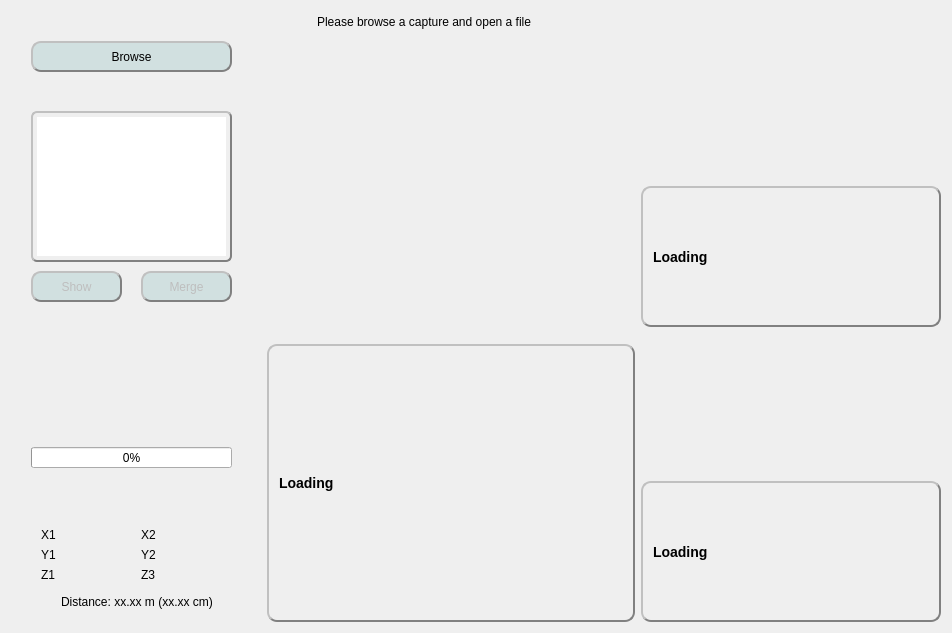
Old version of the form Viewer/ViewerExplorer/mainwindow.ui in the repository JulienAndre26/Modelisation-3D-par-Kinect.
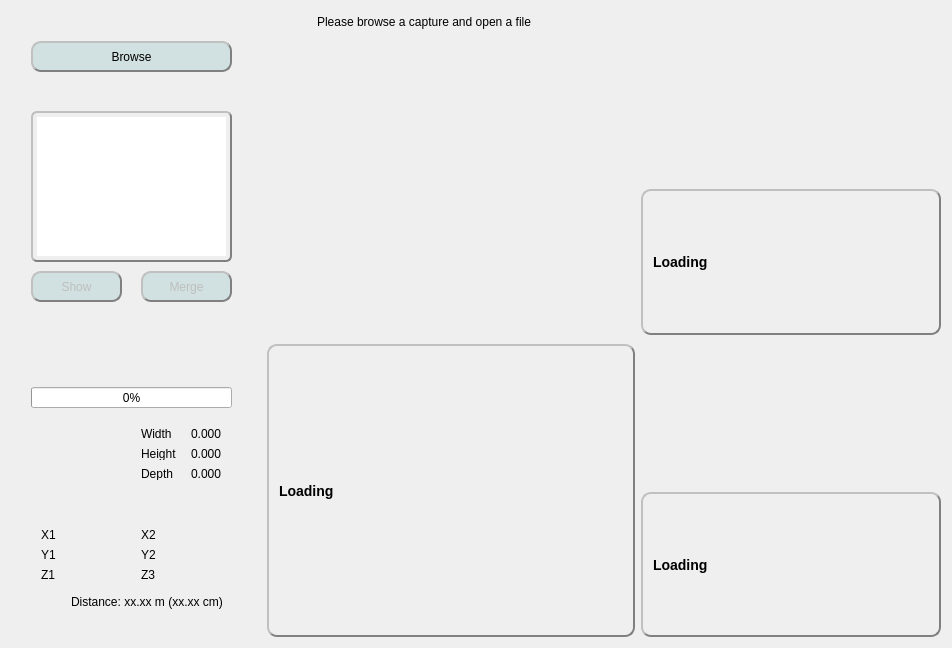
New version of the form. Icons and pictures are not drawn. Custom widgets are drawn as their Qt base class.

Commit message: [UPDATE] update view with compass logo + bounding box metrics + update processor to take different point cloud type

What changed in the file:
```diff
--- a/Viewer/ViewerExplorer/mainwindow.ui
+++ b/Viewer/ViewerExplorer/mainwindow.ui
@@ -7,7 +7,7 @@
     <x>0</x>
     <y>0</y>
     <width>952</width>
-    <height>632</height>
+    <height>647</height>
    </rect>
   </property>
   <property name="maximumSize">
@@ -193,7 +193,7 @@
          </layout>
         </item>
         <item>
-         <widget class="QVTKWidget" name="qvtkWidget3D" native="true">
+         <widget class="QVTKWidget" name="qvtkWidget3D">
           <property name="minimumSize">
            <size>
             <width>300</width>
@@ -360,7 +360,7 @@
          </layout>
         </item>
         <item>
-         <widget class="QVTKWidget" name="qvtkWidgetLateral" native="true">
+         <widget class="QVTKWidget" name="qvtkWidgetLateral">
           <property name="minimumSize">
            <size>
             <width>100</width>
@@ -413,7 +413,7 @@
          </widget>
         </item>
         <item>
-         <widget class="QVTKWidget" name="qvtkWidgetPlan" native="true">
+         <widget class="QVTKWidget" name="qvtkWidgetPlan">
           <property name="minimumSize">
            <size>
             <width>100</width>
@@ -474,13 +474,13 @@
           <property name="minimumSize">
            <size>
             <width>250</width>
-            <height>340</height>
+            <height>300</height>
            </size>
           </property>
           <property name="maximumSize">
            <size>
             <width>250</width>
-            <height>340</height>
+            <height>300</height>
            </size>
           </property>
           <widget class="QListWidget" name="listWidget">
@@ -708,20 +708,20 @@
           <property name="minimumSize">
            <size>
             <width>250</width>
-            <height>245</height>
+            <height>300</height>
            </size>
           </property>
           <property name="maximumSize">
            <size>
             <width>250</width>
-            <height>225</height>
+            <height>300</height>
            </size>
           </property>
           <widget class="QLabel" name="lbPin1">
            <property name="geometry">
             <rect>
              <x>50</x>
-             <y>110</y>
+             <y>160</y>
              <width>41</width>
              <height>31</height>
             </rect>
@@ -737,7 +737,7 @@
            <property name="geometry">
             <rect>
              <x>130</x>
-             <y>160</y>
+             <y>210</y>
              <width>81</width>
              <height>16</height>
             </rect>
@@ -756,7 +756,7 @@
            <property name="geometry">
             <rect>
              <x>30</x>
-             <y>140</y>
+             <y>190</y>
              <width>81</width>
              <height>16</height>
             </rect>
@@ -775,7 +775,7 @@
            <property name="geometry">
             <rect>
              <x>20</x>
-             <y>40</y>
+             <y>30</y>
              <width>201</width>
              <height>16</height>
             </rect>
@@ -793,8 +793,8 @@
           <widget class="QLabel" name="lbDistance">
            <property name="geometry">
             <rect>
-             <x>50</x>
-             <y>205</y>
+             <x>60</x>
+             <y>255</y>
              <width>210</width>
              <height>20</height>
             </rect>
@@ -813,7 +813,7 @@
            <property name="geometry">
             <rect>
              <x>10</x>
-             <y>198</y>
+             <y>248</y>
              <width>41</width>
              <height>31</height>
             </rect>
@@ -829,7 +829,7 @@
            <property name="geometry">
             <rect>
              <x>30</x>
-             <y>180</y>
+             <y>230</y>
              <width>81</width>
              <height>16</height>
             </rect>
@@ -848,7 +848,7 @@
            <property name="geometry">
             <rect>
              <x>130</x>
-             <y>180</y>
+             <y>230</y>
              <width>81</width>
              <height>16</height>
             </rect>
@@ -867,7 +867,7 @@
            <property name="geometry">
             <rect>
              <x>130</x>
-             <y>140</y>
+             <y>190</y>
              <width>81</width>
              <height>16</height>
             </rect>
@@ -886,7 +886,7 @@
            <property name="geometry">
             <rect>
              <x>30</x>
-             <y>160</y>
+             <y>210</y>
              <width>81</width>
              <height>16</height>
             </rect>
@@ -905,7 +905,7 @@
            <property name="geometry">
             <rect>
              <x>20</x>
-             <y>60</y>
+             <y>50</y>
              <width>201</width>
              <height>21</height>
             </rect>
@@ -924,7 +924,7 @@
            <property name="geometry">
             <rect>
              <x>150</x>
-             <y>110</y>
+             <y>160</y>
              <width>41</width>
              <height>31</height>
             </rect>
@@ -936,6 +936,107 @@
             <set>Qt::AlignCenter</set>
            </property>
           </widget>
+          <widget class="QWidget" name="wdgBoxSize" native="true">
+           <property name="geometry">
+            <rect>
+             <x>10</x>
+             <y>80</y>
+             <width>230</width>
+             <height>70</height>
+            </rect>
+           </property>
+           <widget class="QLabel" name="lbCompass">
+            <property name="geometry">
+             <rect>
+              <x>10</x>
+              <y>10</y>
+              <width>50</width>
+              <height>50</height>
+             </rect>
+            </property>
+            <property name="text">
+             <string/>
+            </property>
+           </widget>
+           <widget class="QLabel" name="lbWidth">
+            <property name="geometry">
+             <rect>
+              <x>120</x>
+              <y>10</y>
+              <width>47</width>
+              <height>13</height>
+             </rect>
+            </property>
+            <property name="text">
+             <string>Width</string>
+            </property>
+           </widget>
+           <widget class="QLabel" name="lbWidthValue">
+            <property name="geometry">
+             <rect>
+              <x>170</x>
+              <y>10</y>
+              <width>47</width>
+              <height>13</height>
+             </rect>
+            </property>
+            <property name="text">
+             <string>0.000</string>
+            </property>
+           </widget>
+           <widget class="QLabel" name="lbHeight">
+            <property name="geometry">
+             <rect>
+              <x>120</x>
+              <y>30</y>
+              <width>47</width>
+              <height>13</height>
+             </rect>
+            </property>
+            <property name="text">
+             <string>Height</string>
+            </property>
+           </widget>
+           <widget class="QLabel" name="lbHeightValue">
+            <property name="geometry">
+             <rect>
+              <x>170</x>
+              <y>30</y>
+              <width>47</width>
+              <height>13</height>
+             </rect>
+            </property>
+            <property name="text">
+             <string>0.000</string>
+            </property>
+           </widget>
+           <widget class="QLabel" name="lbDepthValue">
+            <property name="geometry">
+             <rect>
+              <x>170</x>
+              <y>50</y>
+              <width>47</width>
+              <height>13</height>
+             </rect>
+            </property>
+            <property name="text">
+             <string>0.000</string>
+            </property>
+           </widget>
+           <widget class="QLabel" name="lbDepth">
+            <property name="geometry">
+             <rect>
+              <x>120</x>
+              <y>50</y>
+              <width>47</width>
+              <height>13</height>
+             </rect>
+            </property>
+            <property name="text">
+             <string>Depth</string>
+            </property>
+           </widget>
+          </widget>
          </widget>
         </item>
        </layout>
```
The commit also changes 7 other files.
